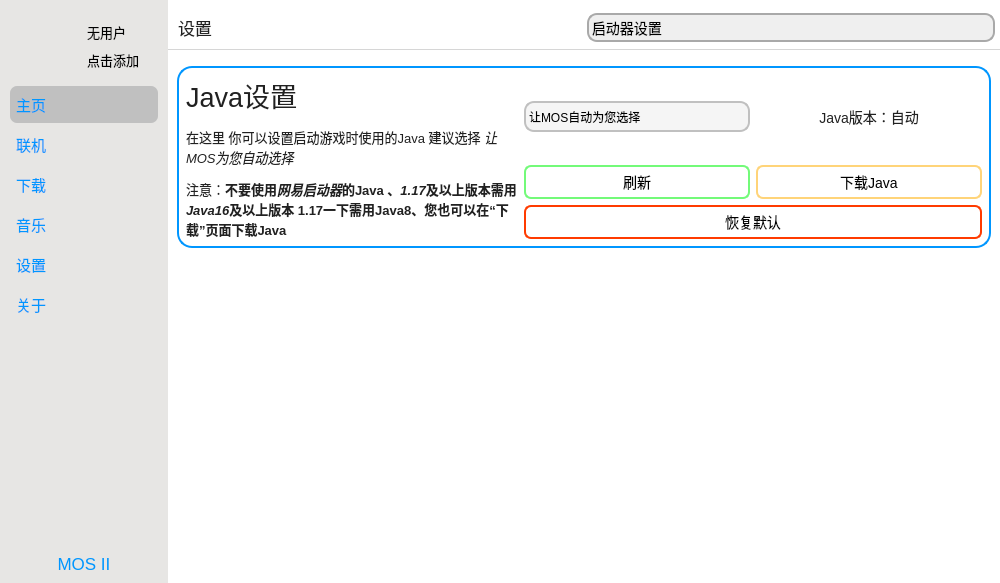
Before: the Qt Designer form UI/UI/MOS_UI.ui in David-xian66/Minecraft-Optimal-Starter_2, drawn with Qt 5.
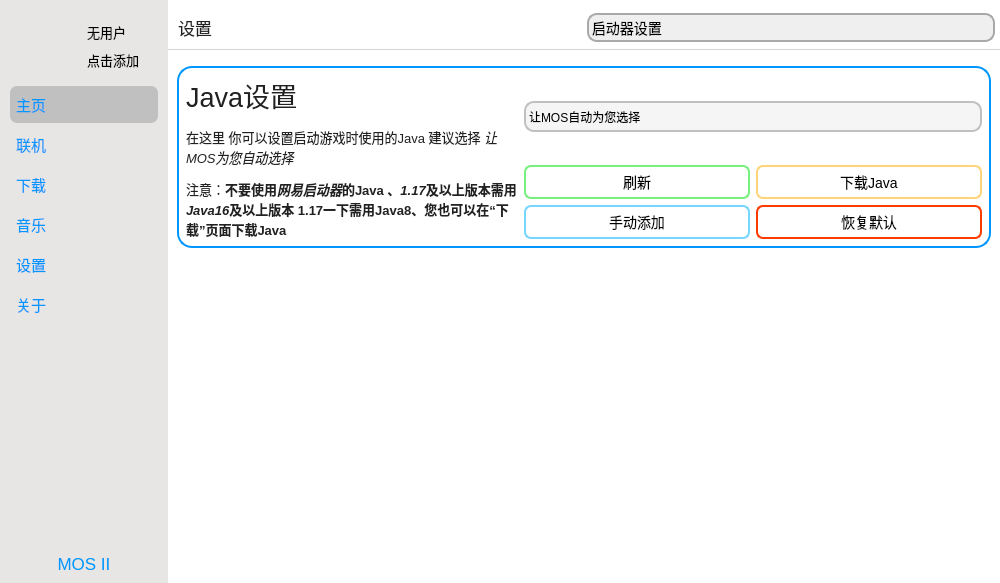
After: the same form once the commit is applied. The open tabs and pages were chosen to show the change. Icons and pictures are not drawn.

Commit message: Java功能完善

Diff of the .ui file:
```diff
--- a/UI/UI/MOS_UI.ui
+++ b/UI/UI/MOS_UI.ui
@@ -3939,15 +3939,59 @@
 QPushButton::hover{color: rgb(255, 59, 0)}
 QPushButton::pressed{background-color: rgba(255, 0, 0, 100);}
 
-#pushButton_22{height:30px;background-color: rgba(255, 255, 255,0);border-radius:7px;border:2px solid rgb(115, 250, 121);}
-#pushButton_22::hover{color: rgb(115, 250, 121)}
+#pushButton_22{height:30px;background-color: rgba(255, 255, 255,0);border-radius:7px;border:2px solid rgb(120, 240, 125);}
+#pushButton_22::hover{color: rgb(255, 255, 255);background-color:  rgb(120, 240, 125);}
 #pushButton_22::pressed{background-color: rgb(178, 255, 182);color: rgb(255, 255, 255);}
 
 #pushButton_23{height:30px;background-color: rgba(255, 255, 255,0);border-radius:7px;border:2px solid rgb(255, 212, 121);}
-#pushButton_23::hover{color: rgb(255, 212, 121)}
-#pushButton_23::pressed{background-color: rgb(255, 238, 203);color: rgb(255, 255, 255);}</string>
+#pushButton_23::hover{color: rgb(255, 255, 255);background-color: rgb(255, 212, 121);}
+#pushButton_23::pressed{background-color: rgb(255, 198, 76);border:2px solid rgb(255, 198, 76);}
+
+#pushButton_34{height:30px;background-color: rgba(255, 255, 255,0);border-radius:7px;border:2px solid rgb(118, 214, 255);}
+#pushButton_34::hover{background-color: rgb(118, 214, 255);color: rgb(255, 255, 255)}
+#pushButton_34::pressed{background-color: rgb(76, 201, 255);border:2px solid rgb(76, 201, 255);}</string>
                   </property>
                   <layout class="QGridLayout" name="gridLayout_31">
+                   <item row="3" column="3">
+                    <widget class="QPushButton" name="pushButton_21">
+                     <property name="sizePolicy">
+                      <sizepolicy hsizetype="Minimum" vsizetype="Fixed">
+                       <horstretch>0</horstretch>
+                       <verstretch>0</verstretch>
+                      </sizepolicy>
+                     </property>
+                     <property name="minimumSize">
+                      <size>
+                       <width>0</width>
+                       <height>0</height>
+                      </size>
+                     </property>
+                     <property name="sizeIncrement">
+                      <size>
+                       <width>0</width>
+                       <height>0</height>
+                      </size>
+                     </property>
+                     <property name="baseSize">
+                      <size>
+                       <width>0</width>
+                       <height>0</height>
+                      </size>
+                     </property>
+                     <property name="styleSheet">
+                      <string notr="true">font-size: 14px;</string>
+                     </property>
+                     <property name="text">
+                      <string>恢复默认</string>
+                     </property>
+                     <property name="iconSize">
+                      <size>
+                       <width>16</width>
+                       <height>16</height>
+                      </size>
+                     </property>
+                    </widget>
+                   </item>
                    <item row="0" column="0" rowspan="4">
                     <widget class="QLabel" name="label_14">
                      <property name="styleSheet">
@@ -3990,47 +4034,17 @@
                      </property>
                     </widget>
                    </item>
-                   <item row="3" column="2" colspan="2">
-                    <widget class="QPushButton" name="pushButton_21">
-                     <property name="sizePolicy">
-                      <sizepolicy hsizetype="Minimum" vsizetype="Fixed">
-                       <horstretch>0</horstretch>
-                       <verstretch>0</verstretch>
-                      </sizepolicy>
-                     </property>
-                     <property name="minimumSize">
-                      <size>
-                       <width>0</width>
-                       <height>0</height>
-                      </size>
-                     </property>
-                     <property name="sizeIncrement">
-                      <size>
-                       <width>0</width>
-                       <height>0</height>
-                      </size>
-                     </property>
-                     <property name="baseSize">
-                      <size>
-                       <width>0</width>
-                       <height>0</height>
-                      </size>
-                     </property>
+                   <item row="3" column="2">
+                    <widget class="QPushButton" name="pushButton_34">
                      <property name="styleSheet">
                       <string notr="true">font-size: 14px;</string>
                      </property>
                      <property name="text">
-                      <string>恢复默认</string>
-                     </property>
-                     <property name="iconSize">
-                      <size>
-                       <width>16</width>
-                       <height>16</height>
-                      </size>
+                      <string>手动添加</string>
                      </property>
                     </widget>
                    </item>
-                   <item row="0" column="2" rowspan="2">
+                   <item row="0" column="2" rowspan="2" colspan="2">
                     <widget class="QComboBox" name="comboBox_7">
                      <item>
                       <property name="text">
@@ -4039,22 +4053,6 @@
                      </item>
                     </widget>
                    </item>
-                   <item row="0" column="3" rowspan="2">
-                    <widget class="QLabel" name="label_37">
-                     <property name="styleSheet">
-                      <string notr="true">font-size: 14px;</string>
-                     </property>
-                     <property name="text">
-                      <string>Java版本：自动</string>
-                     </property>
-                     <property name="alignment">
-                      <set>Qt::AlignCenter</set>
-                     </property>
-                     <property name="wordWrap">
-                      <bool>true</bool>
-                     </property>
-                    </widget>
-                   </item>
                   </layout>
                  </widget>
                 </item>
```
Left out of the diff: 80 changed lines with no effect on the pictures. The commit also changes 4 other files.
